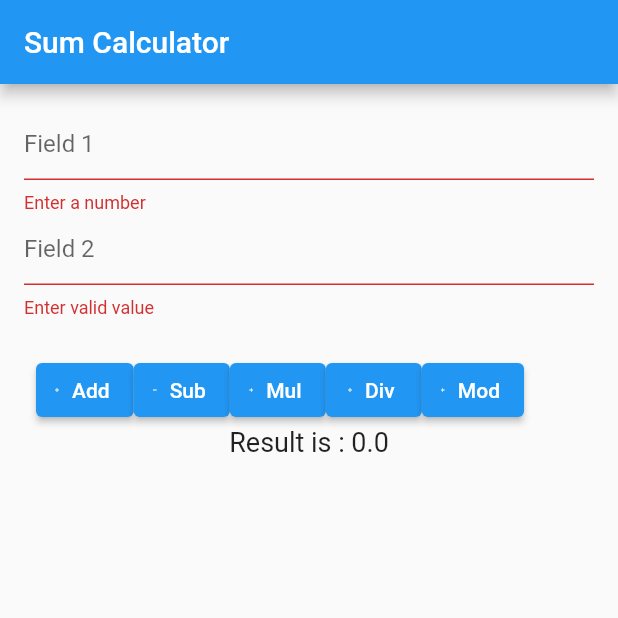
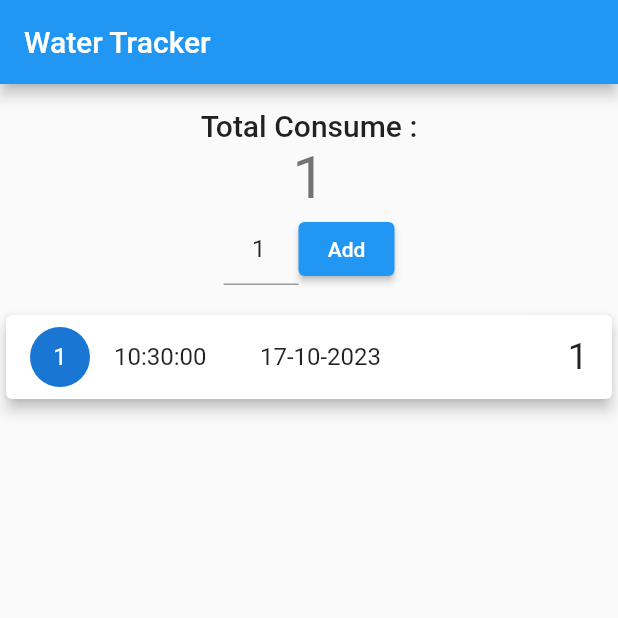
Before and after one commit to flucloxin500/Ostad_Batch_04, a Flutter app: the screen it shows after launch, after a tap on "Add", on a phone screen of 412 x 824 dp, the top half of it. Run offline on Flutter 3.47's test engine with Material 2 defaults, Android fonts, the phone set to English and light mode, and no system bars; our stand-ins replace device_preview, sizer.

Commit message:
-User Input - Form - Global Key -TextFormFIeld -Parse double -Pure function -Circle Avatar -List with initial value

```diff
--- a/lib/home_Screen.dart
+++ b/lib/home_Screen.dart
@@ -1,4 +1,5 @@
 import 'package:flutter/material.dart';
+import 'package:intl/intl.dart';
 
 class HomeScreen extends StatefulWidget {
   const HomeScreen({super.key});
@@ -8,189 +9,95 @@ class HomeScreen extends StatefulWidget {
 }
 
 class _HomeScreenState extends State<HomeScreen> {
-  final TextEditingController _fieldOneTEController = TextEditingController();
-  final TextEditingController _fieldTwoTEController = TextEditingController();
-  final GlobalKey<FormState> _formKey = GlobalKey<FormState>();
 
-  double result = 0;
+  final TextEditingController _amountOfGlassTEController = TextEditingController(text: '1');
+
+  List<WaterTrack> waterConsumeList = [];
+  int totalAmount = 0;
 
   @override
   Widget build(BuildContext context) {
     return Scaffold(
       appBar: AppBar(
-        title: const Text('Sum Calculator'),
+        title: const Text('Water Tracker'),
       ),
-      body: Padding(
+      body: Column(
+        children: [
+          Padding(
             padding: const EdgeInsets.all(16.0),
-        child: Form(
-          key: _formKey,
             child: Column(
+              mainAxisAlignment: MainAxisAlignment.center,
+
               children: [
-              TextFormField(
-                controller: _fieldOneTEController,
+                Text(
+                  'Total Consume :',
+                  style: Theme.of(context).textTheme.titleLarge,
+                ),
+                Text(
+                  '${totalAmount}',
+                  style: Theme.of(context).textTheme.headlineLarge,
+                ),
+                Row(
+                  mainAxisAlignment: MainAxisAlignment.center,
+                  children: [
+                    SizedBox(
+                      width: 50,
+                      child: TextField(
+                        controller: _amountOfGlassTEController,
+                        textAlign: TextAlign.center,
                         keyboardType: TextInputType.number,
-                textInputAction: TextInputAction.next,
-                decoration: const InputDecoration(hintText: 'Field 1'),
-                validator: (String? value) {
-                  if (value == null) {
-                    return 'Enter a value';
-                  }
-                  if (value.trim().isEmpty) {
-                    return 'Enter a number';
-                  }
-                  // Null checking
-
-                  // if (value?.trim().isEmpty ?? true) {
-                  //   return 'Enter valid value';
-                  // }
-                  return null;
+                      ),
+                    ),
+                    ElevatedButton(
+                      onPressed: () {
+                        int amount = int.tryParse(_amountOfGlassTEController.text.trim()) ?? 1 ;
+                        totalAmount += amount ;
+                        WaterTrack waterTrack = WaterTrack(DateTime.now(), amount);
+                        waterConsumeList.add(waterTrack);
+                        setState(() {});
+                        _amountOfGlassTEController.text ='1' ;
                       },
-              ),
-              TextFormField(
-                controller: _fieldTwoTEController,
-                keyboardType: TextInputType.number,
-                decoration: const InputDecoration(hintText: 'Field 2'),
-                validator: (String? value) {
-                  if (value?.isEmpty ?? true) {
-                    return 'Enter valid value';
-                  }
-                  return null;
-                },
-              ),
-              const SizedBox(
-                height: 16,
-              ),
-              ButtonBar(
-                children: [
-                  Row(
-                    children: [
-                  ElevatedButton.icon(
-                    onPressed: () {
-                      if (_formKey.currentState!.validate()) {
-                        double firstNumber =
-                            parseToDouble(_fieldOneTEController.text.trim());
-                        double secondNumber =
-                            parseToDouble(_fieldTwoTEController.text.trim());
-                        result = addition(firstNumber, secondNumber);
-                        setState(() {});
-                      }
-                    },
-                    icon: const Icon(Icons.add,
-                    size: 4,),
-                    label: const Text('Add'),
-                  ),
-                  ElevatedButton.icon(
-                    onPressed: () {
-                      if (_formKey.currentState!.validate()) {
-                        double firstNumber =
-                            parseToDouble(_fieldOneTEController.text.trim());
-                        double secondNumber =
-                            parseToDouble(_fieldTwoTEController.text.trim());
-                        result = sub(firstNumber, secondNumber);
-                        setState(() {});
-                      }
-                    },
-                    icon: const Icon(Icons.remove,
-                    size: 4,),
-                    label: const Text('Sub'),
-                  ),
-                  ElevatedButton.icon(
-                    onPressed: () {
-                      if (_formKey.currentState!.validate()) {
-                        double firstNumber =
-                        parseToDouble(_fieldOneTEController.text.trim());
-                        double secondNumber =
-                        parseToDouble(_fieldTwoTEController.text.trim());
-                        result = mul(firstNumber, secondNumber);
-                        setState(() {});
-                      }
-                    },
-                    icon: const Icon(Icons.add,
-                    size: 4,),
-                    label: const Text('Mul'),
-                  ),
-                  ElevatedButton.icon(
-                    onPressed: () {
-                      if (_formKey.currentState!.validate()) {
-                        double firstNumber =
-                        parseToDouble(_fieldOneTEController.text.trim());
-                        double secondNumber =
-                        parseToDouble(_fieldTwoTEController.text.trim());
-                        result = div(firstNumber, secondNumber);
-                        setState(() {});
-                      }
-                    },
-                    icon: const Icon(Icons.add,
-                    size: 4,),
-                    label: const Text('Div'),
-                  ),
-                  ElevatedButton.icon(
-                    onPressed: () {
-                      if (_formKey.currentState!.validate()) {
-                        double firstNumber =
-                        parseToDouble(_fieldOneTEController.text.trim());
-                        double secondNumber =
-                        parseToDouble(_fieldTwoTEController.text.trim());
-                        result = mod(firstNumber, secondNumber);
-                        setState(() {});
-                      }
-                    },
-                    icon: const Icon(Icons.add,
-                    size: 4,),
-                    label: const Text('Mod'),
-                  ),
-                ],
-              ),
-              Center(
-                child: Text(
-                  'Result is : $result',
-                  style: const TextStyle(fontSize: 18),
-                ),
+                      child: const Text('Add'),
                     ),
                   ],
                 ),
               ],
             ),
           ),
+          Expanded(
+            child: ListView.builder(
+                shrinkWrap: true,
+                primary: false,
+                itemCount: waterConsumeList.length,
+                itemBuilder: (context, index) {
+                  return Card(
+                    elevation: 4,
+                      child: ListTile(
+                        onLongPress: (){
+                          print('Long pressed.!');
+                          // TODO : Delete the item from List
+                          // TODO : Remove from total Amount
+                        },
+                    leading: CircleAvatar(
+                      child: Text('${index + 1}'),
+                    ),
+                    title: Text(DateFormat('HH:mm:ss         dd-MM-yyyy')
+                        .format(waterConsumeList[index].time)),
+                        // How many glass of water has been consume in one time
+                        trailing: Text('${waterConsumeList[index].noOfGlass}',
+                        style: Theme.of(context).textTheme.headlineSmall,),
+                  ));
+                }),
+          )
+        ],
       ),
     );
   }
-
-  /// double to string function
-
-  double parseToDouble(String text) {
-    return double.tryParse(text) ?? 0;
 }
 
-  double addition(
-    double firstNum,
-    double secondNum,
-  ) {
-    return firstNum + secondNum;
+class WaterTrack {
+  final DateTime time ;
+  final int noOfGlass ;
+
+  WaterTrack(this.time , this .noOfGlass) ;
 }
-
-  double sub(
-    double firstNum,
-    double secondNum,
-  ) {
-    return firstNum - secondNum;
-  }
-  double mul(
-      double firstNum,
-      double secondNum,
-      ) {
-    return firstNum * secondNum;
-  }
-  double div(
-      double firstNum,
-      double secondNum,
-      ) {
-    return firstNum / secondNum;
-  }
-  double mod(
-      double firstNum,
-      double secondNum,
-      ) {
-    return firstNum % secondNum;
-  }
-}
--- a/lib/main.dart
+++ b/lib/main.dart
@@ -6,11 +6,7 @@ import 'package:sizer/sizer.dart';
 import 'home_Screen.dart';
 
 void main() {
-  runApp(DevicePreview(
-      enabled: kDebugMode,
-      builder: (context) {
-        return MyApp();
-      }));
+  runApp(MyApp());
 }
 
 class MyApp extends StatelessWidget {
@@ -18,22 +14,10 @@ class MyApp extends StatelessWidget {
 
   @override
   Widget build(BuildContext context) {
-    return Sizer(builder: (context, orientation, deviceType) {
-      print(deviceType);
-      return MaterialApp(
-        locale: DevicePreview.locale(context),
-        builder: DevicePreview.appBuilder,
+
+      return const MaterialApp(
         home: HomeScreen(),
       );
-    });
-  }
-  // {
-  //
-  //           return MaterialApp(
-  //             useInheritedMediaQuery: true,
-  //             locale: DevicePreview.locale(context),
-  //             builder: DevicePreview.appBuilder,
-  //             home: HomeScreen(),
-  //           );
-  //         }
+    }
+
 }
--- a/pubspec.yaml
+++ b/pubspec.yaml
@@ -38,6 +38,7 @@ dependencies:
   responsive_builder: ^0.7.0
   device_preview: ^1.1.0
   sizer: ^2.0.15
+  intl: ^0.18.1
 
 dev_dependencies:
   flutter_test:
```
Also changed, not shown: pubspec.lock, 1 other file. Lines whose indentation alone changed are shown as unchanged.
